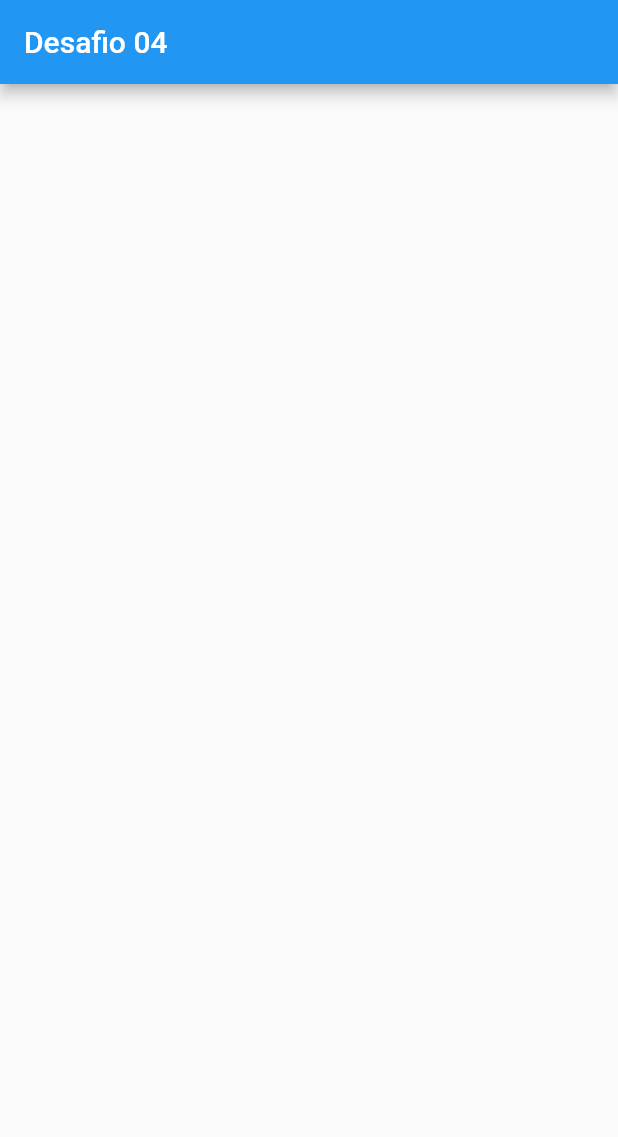
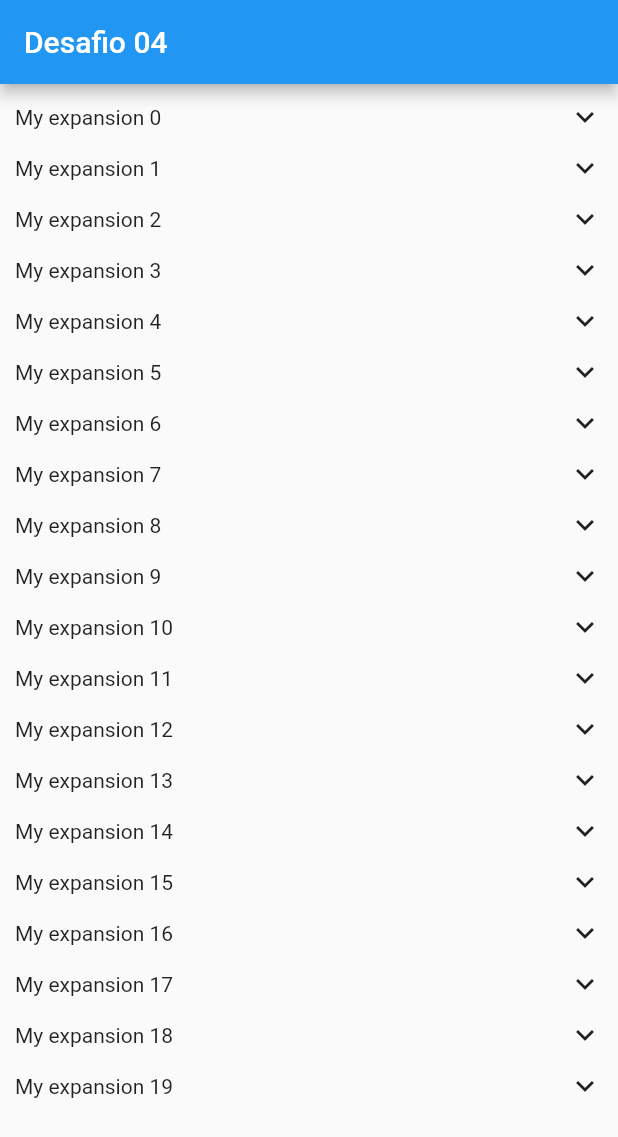
Before and after one commit to tecrodrigocastro/desafios_masterclass_flutterando, a Flutter app: the screen it shows after launch, on a phone screen of 412 x 824 dp. Shown: the top 1137 px of the screen. Run offline on Flutter 3.47's test engine with Material 2 defaults, Android fonts, the phone set to English and light mode, and no system bars.

Commit message:
DESAFIO 04 - CUSTOM EXPANDED

```diff
--- /dev/null
+++ b/lib/desafio04/custom_expanded_tile.dart
@@ -0,0 +1,73 @@
+// ignore_for_file: public_member_api_docs, sort_constructors_first
+import 'package:flutter/material.dart';
+
+class CustomExpanded extends StatefulWidget {
+  bool isExpanded;
+  int index;
+  CustomExpanded({
+    Key? key,
+    required this.isExpanded,
+    required this.index,
+  }) : super(key: key);
+
+  @override
+  State<CustomExpanded> createState() => _CustomExpandedState();
+}
+
+class _CustomExpandedState extends State<CustomExpanded> {
+  @override
+  Widget build(BuildContext context) {
+    return GestureDetector(
+      onTap: () {
+        setState(() {
+          widget.isExpanded = !widget.isExpanded;
+        });
+      },
+      child: Column(
+        children: [
+          Row(
+            mainAxisAlignment: MainAxisAlignment.spaceBetween,
+            children: [
+              Text(
+                'My expansion ${widget.index}',
+              ),
+              AnimatedRotation(
+                duration: const Duration(milliseconds: 500),
+                turns: widget.isExpanded ? 1 : 0.5,
+                child: const Icon(Icons.expand_more_outlined),
+              )
+            ],
+          ),
+          AnimatedAlign(
+            alignment: Alignment.center,
+            duration: const Duration(milliseconds: 500),
+            heightFactor: widget.isExpanded ? 0 : 1,
+            curve: Curves.linearToEaseOut,
+            child: SizedBox(
+              height: 200,
+              child: AnimatedCrossFade(
+                firstChild: Column(
+                  children: const [
+                    FlutterLogo(
+                      size: 50,
+                    ),
+                    Text(
+                        'Lorem Ipsum is simply dummy text of the printing and typesetting industry. Lorem Ipsum has been the industrys standard dummy text ever since the 1500s, when an unknown printer took a galley of type and scrambled it to make a type specimen book. It has survived not only five centuries, but also the leap into electronic typesetting, remaining essentially unchanged. It was popularised in the 1960s with the release of Letraset sheets containing Lorem Ipsum passages, and more recently with desktop '),
+                  ],
+                ),
+                secondChild: const SizedBox.shrink(),
+                crossFadeState: !widget.isExpanded
+                    ? CrossFadeState.showFirst
+                    : CrossFadeState.showSecond,
+                duration: const Duration(milliseconds: 500),
+                secondCurve: Curves.linearToEaseOut,
+                firstCurve: Curves.linearToEaseOut,
+                sizeCurve: Curves.linearToEaseOut,
+              ),
+            ),
+          ),
+        ],
+      ),
+    );
+  }
+}
--- a/lib/desafio04/desafio04.dart
+++ b/lib/desafio04/desafio04.dart
@@ -1,6 +1,5 @@
+import 'package:desafios_masterclass/desafio04/custom_expanded_tile.dart';
 import 'package:flutter/material.dart';
-import 'package:flutter/src/foundation/key.dart';
-import 'package:flutter/src/widgets/framework.dart';
 
 class Desafio04 extends StatefulWidget {
   const Desafio04({Key? key}) : super(key: key);
@@ -10,10 +9,26 @@ class Desafio04 extends StatefulWidget {
 }
 
 class _Desafio04State extends State<Desafio04> {
+  bool _isExpanded = true;
+
   @override
   Widget build(BuildContext context) {
     return Scaffold(
-      appBar: AppBar(title: const Text('Desafio 04')),
+      appBar: AppBar(
+        title: const Text('Desafio 04'),
+      ),
+      body: Padding(
+          padding: const EdgeInsets.all(10),
+          child: ListView.separated(
+            itemCount: 20,
+            separatorBuilder: (context, index) => const SizedBox(height: 10),
+            itemBuilder: (context, index) {
+              return CustomExpanded(
+                isExpanded: _isExpanded,
+                index: index,
+              );
+            },
+          )),
     );
   }
 }
--- a/lib/main.dart
+++ b/lib/main.dart
@@ -1,5 +1,5 @@
 import 'package:desafios_masterclass/desafio01/desafio01.dart';
-import 'package:desafios_masterclass/desafio03/desafio03.dart';
+import 'package:desafios_masterclass/desafio03/desafio03_animacaoimplicita.dart';
 import 'package:desafios_masterclass/desafio04/desafio04.dart';
 import 'package:flutter/material.dart';
 
```
